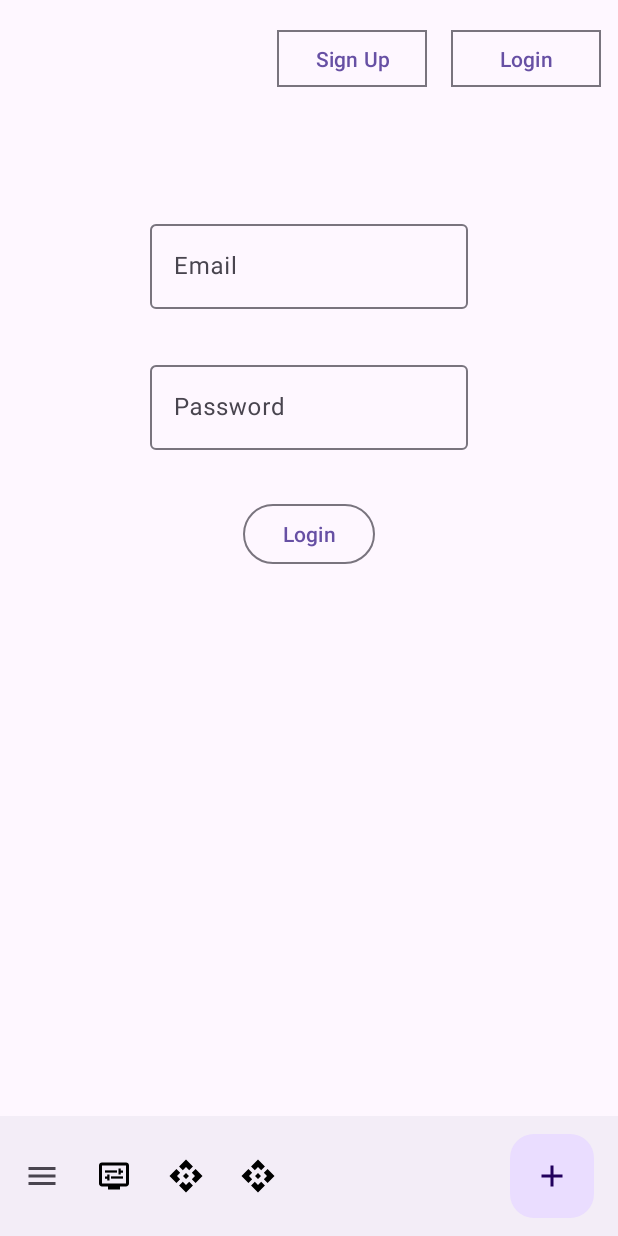
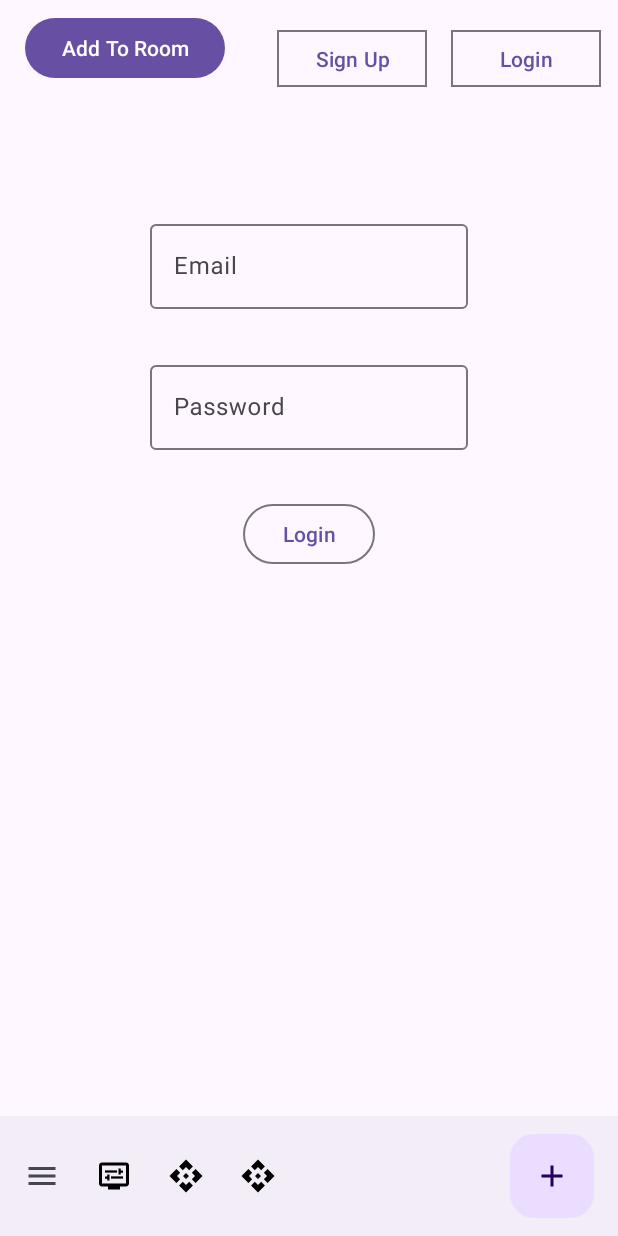
Before and after one commit to RaigZ/MovInsight, an Android app: the screen it shows after launch (MainActivity), after a tap on "Login", on a phone screen of 412 x 824 dp. Run offline under Robolectric (Android 15) with nearby library versions, the phone set to English and light mode, and no system bars; our stand-ins replace Firebase (no records; nobody signed in at launch, a user with empty details on screens opened directly), Room's generated code; libraries missing offline, so code that uses them is left out: androidx.test.core.

Commit message:
Attempts to Make Room Work

```diff
--- a/app/src/main/java/com/example/movinsight/Room/UserDao.kt
+++ b/app/src/main/java/com/example/movinsight/Room/UserDao.kt
@@ -7,7 +7,7 @@ interface UserDao {
 
     // Inserts user into database
     @Insert(onConflict = OnConflictStrategy.REPLACE)
-    fun insertUser(user: User)
+    suspend fun insertUser(user: User)
 
     // Deletes user from database
     @Delete
@@ -17,4 +17,12 @@ interface UserDao {
     @Query("SELECT * FROM user WHERE username = :username")
     fun getUser(username: String) : User
 
+
+
+    //// FOR UNIT TESTING
+
+    // Gets all users
+    @Query("SELECT * FROM user")
+    fun getAllUsers(): List<User>
+
 }
--- a/app/src/main/res/layout/activity_main.xml
+++ b/app/src/main/res/layout/activity_main.xml
@@ -127,4 +127,17 @@
         app:layout_constraintStart_toStartOf="parent"
         app:layout_constraintTop_toTopOf="parent" />
 
+    <Button
+        android:id="@+id/bAddToRoom"
+        android:layout_width="wrap_content"
+        android:layout_height="wrap_content"
+        android:layout_marginBottom="24dp"
+        android:text="Add To Room"
+        app:layout_constraintBottom_toTopOf="@+id/fContainer"
+        app:layout_constraintEnd_toStartOf="@+id/signupButton"
+        app:layout_constraintHorizontal_bias="0.32"
+        app:layout_constraintStart_toStartOf="parent"
+        app:layout_constraintTop_toTopOf="parent"
+        app:layout_constraintVertical_bias="1.0" />
+
 </androidx.constraintlayout.widget.ConstraintLayout>
```
Also changed, not shown: app/src/main/java/com/example/movinsight/MainActivity.kt (+25 -0 lines), app/src/main/java/com/example/movinsight/Room/MovieDao.kt (+7 -0 lines), 1 other file.
